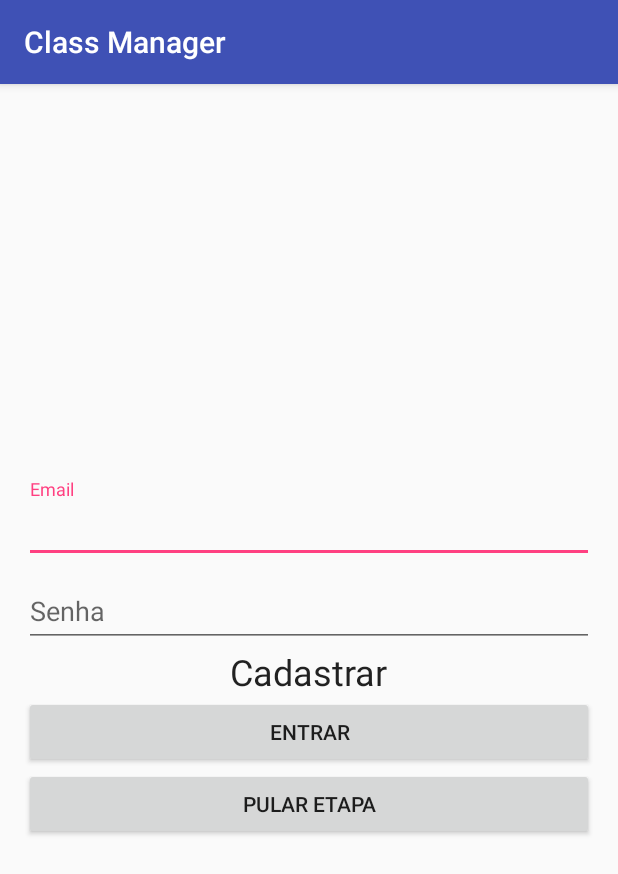
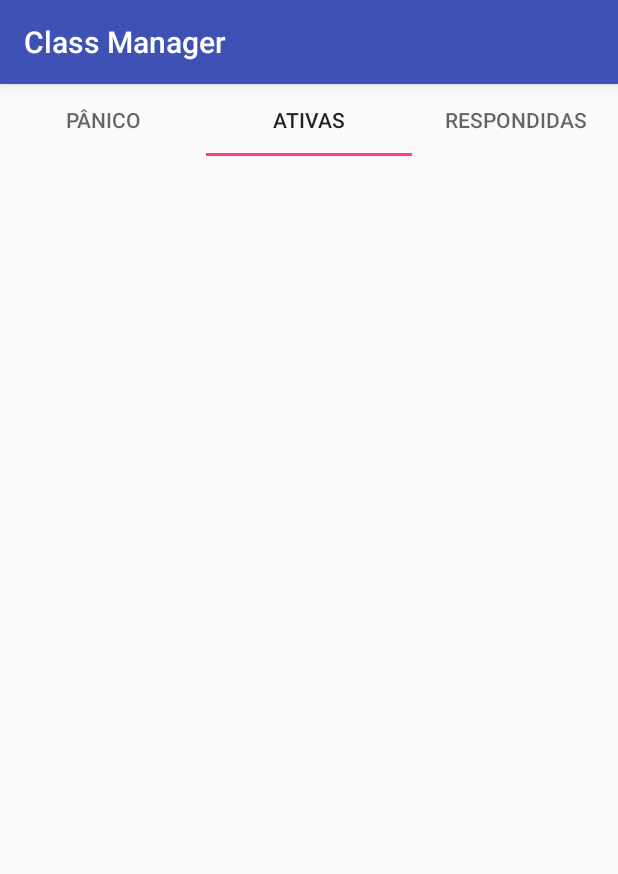
Before and after one commit to InfnApps/ClassManager, an Android app: the screen it shows after launch (LoginActivity before the commit, MainActivity after it), on a phone screen of 412 x 824 dp. Shown: the top 874 px of the screen. Run offline under Robolectric (Android 15) with nearby library versions, the phone set to English and light mode, and no system bars; our stand-ins replace Firebase (no records; nobody signed in at launch, a user with empty details on screens opened directly).

```diff
--- a/app/src/main/java/br/edu/infnet/classmanager/MainActivity.java
+++ b/app/src/main/java/br/edu/infnet/classmanager/MainActivity.java
@@ -15,12 +15,13 @@ import br.edu.infnet.classmanager.utils.Constants;
 public class MainActivity extends AppCompatActivity implements OnFragmentInteractionListener{
 
     // Method to simulated a call for the authenticated user
-    public static String getAuthenticatedUserName(){
-        return "Josias";
-    }
+    //public static String getAuthenticatedUserName(){
+//        return "Josias";
+//    }
    ViewPager viewPager;
 
     private final int REQUEST_ANSWER = 17;
+    private final int PAGER_START_POSITION = 1;
 
     @Override
     protected void onCreate(Bundle savedInstanceState) {
@@ -31,10 +32,11 @@ public class MainActivity extends AppCompatActivity implements OnFragmentInterac
         QuestionPanicPagerAdapter adapter = new QuestionPanicPagerAdapter(getSupportFragmentManager());
         viewPager.setAdapter(adapter);
 
+        viewPager.setCurrentItem(PAGER_START_POSITION);
     }
 
     public void askQuestion(View view){
-        Intent intent = new Intent(this, QuestionComposer.class);
+        Intent intent = new Intent(this, QuestionComposerActivity.class);
         startActivity(intent);
     }
 
--- a/app/src/main/java/br/edu/infnet/classmanager/QuestionComposer.java
+++ b/app/src/main/java/br/edu/infnet/classmanager/QuestionComposerActivity.java
@@ -19,7 +19,7 @@ import br.edu.infnet.classmanager.models.QuestionCard;
 import br.edu.infnet.classmanager.models.User;
 import br.edu.infnet.classmanager.utils.Constants;
 
-public class QuestionComposer extends AppCompatActivity {
+public class QuestionComposerActivity extends AppCompatActivity {
 
     FirebaseAuth mAuth;
     @Override
--- a/app/src/main/java/br/edu/infnet/classmanager/QuestionPanicPagerAdapter.java
+++ b/app/src/main/java/br/edu/infnet/classmanager/QuestionPanicPagerAdapter.java
@@ -5,6 +5,8 @@ import android.support.v4.app.Fragment;
 import android.support.v4.app.FragmentManager;
 import android.support.v4.app.FragmentPagerAdapter;
 
+import br.edu.infnet.classmanager.fragments.PanicFragment;
+import br.edu.infnet.classmanager.fragments.QuestionListFragment;
 import br.edu.infnet.classmanager.utils.Constants;
 
 public class QuestionPanicPagerAdapter extends FragmentPagerAdapter {
@@ -19,12 +21,12 @@ public class QuestionPanicPagerAdapter extends FragmentPagerAdapter {
     public Fragment getItem(int position) {
         switch (position){
             case 0:
+                return new PanicFragment();
+            case 1:
                 return QuestionListFragment.newInstance(Constants.ACTIVE_QUESTIONS_ENDPOINT);
                 //TODO: mostrar perguntas respondidas
-            case 1:
+            case 2:
                 return QuestionListFragment.newInstance(Constants.ANSWERED_QUESTIONS_ENDPOINT);
-            case 2:
-                return new PanicFragment();
             default:
                 //TODO: error prone
                 return null;
@@ -36,15 +38,17 @@ public class QuestionPanicPagerAdapter extends FragmentPagerAdapter {
     public CharSequence getPageTitle(int position) {
         switch (position){
             case 0:
+                return "Pânico";
+            case 1:
                 return "Ativas";
-            case 1:
+            case 2:
                 return "Respondidas";
-            case 2:
-                return "Pânico";
             default:
                 return "Desespero!";
         }
     }
+
+
 
     @Override
     public int getCount() {
--- a/app/src/main/java/br/edu/infnet/classmanager/PanicFragment.java
+++ b/app/src/main/java/br/edu/infnet/classmanager/fragments/PanicFragment.java
@@ -1,4 +1,4 @@
-package br.edu.infnet.classmanager;
+package br.edu.infnet.classmanager.fragments;
 
 
 import android.content.Intent;
@@ -18,6 +18,8 @@ import com.google.firebase.database.FirebaseDatabase;
 import com.google.firebase.database.MutableData;
 import com.google.firebase.database.Transaction;
 import com.google.firebase.database.ValueEventListener;
+
+import br.edu.infnet.classmanager.R;
 
 
 /**
--- a/app/src/main/res/layout/activity_main.xml
+++ b/app/src/main/res/layout/activity_main.xml
@@ -1,10 +1,9 @@
 <?xml version="1.0" encoding="utf-8"?>
-<FrameLayout xmlns:android="http://schemas.android.com/apk/res/android"
+<android.support.v4.widget.DrawerLayout xmlns:android="http://schemas.android.com/apk/res/android"
     xmlns:app="http://schemas.android.com/apk/res-auto"
     xmlns:tools="http://schemas.android.com/tools"
     android:layout_width="match_parent"
     android:layout_height="match_parent"
-    android:padding="@dimen/default_padding"
     tools:context=".MainActivity">
 
     <android.support.v4.view.ViewPager
@@ -24,4 +23,16 @@
         android:src="@drawable/ic_baseline_add_24px"
         android:layout_gravity="bottom|right"
         android:onClick="askQuestion"/>
-</FrameLayout>
+
+
+    <android.support.design.widget.NavigationView
+        android:id="@+id/navigation_view"
+        android:layout_width="match_parent"
+        android:layout_height="match_parent"
+        android:fitsSystemWindows="true"
+        android:orientation="vertical"
+        android:layout_gravity="start"
+        app:headerLayout="@layout/drawer_header"
+        app:menu="@menu/drawer_menu" />
+
+</android.support.v4.widget.DrawerLayout>
--- a/app/src/main/res/layout/activity_question_composer.xml
+++ b/app/src/main/res/layout/activity_question_composer.xml
@@ -6,7 +6,7 @@
     android:layout_height="match_parent"
     android:orientation="vertical"
     android:padding="@dimen/default_padding"
-    tools:context=".QuestionComposer">
+    tools:context=".QuestionComposerActivity">
 
 
     <Spinner
--- a/app/src/main/res/layout/fragment_panic.xml
+++ b/app/src/main/res/layout/fragment_panic.xml
@@ -4,7 +4,7 @@
     android:layout_width="match_parent"
     android:layout_height="match_parent"
     android:orientation="vertical"
-    tools:context=".PanicFragment">
+    tools:context=".fragments.PanicFragment">
 
     <Button
         android:id="@+id/panic_button"
--- a/app/src/main/res/layout/fragment_question_list.xml
+++ b/app/src/main/res/layout/fragment_question_list.xml
@@ -3,7 +3,7 @@
     xmlns:tools="http://schemas.android.com/tools"
     android:layout_width="match_parent"
     android:layout_height="match_parent"
-    tools:context=".QuestionListFragment">
+    tools:context=".fragments.QuestionListFragment">
 
     <android.support.v7.widget.RecyclerView
         android:id="@+id/questions_list"
--- /dev/null
+++ b/app/src/main/res/menu/drawer_menu.xml
@@ -0,0 +1,8 @@
+<?xml version="1.0" encoding="utf-8"?>
+<menu xmlns:android="http://schemas.android.com/apk/res/android">
+
+    <item android:title="Perfil" android:id="@+id/profile_item"/>
+    <item android:title="Perguntas" android:id="@+id/questions_item"/>
+    <item android:title="Cadastrar" android:id="@+id/sigup_item"/>
+
+</menu>
```
Also changed, not shown: app/src/main/AndroidManifest.xml (+6 -5 lines), app/src/main/java/br/edu/infnet/classmanager/fragments/QuestionListFragment.java (renamed from app/src/main/java/br/edu/infnet/classmanager/QuestionListFragment.java, +4 -12 lines), app/src/main/res/layout/drawer_header.xml (added, +14 -0 lines).
